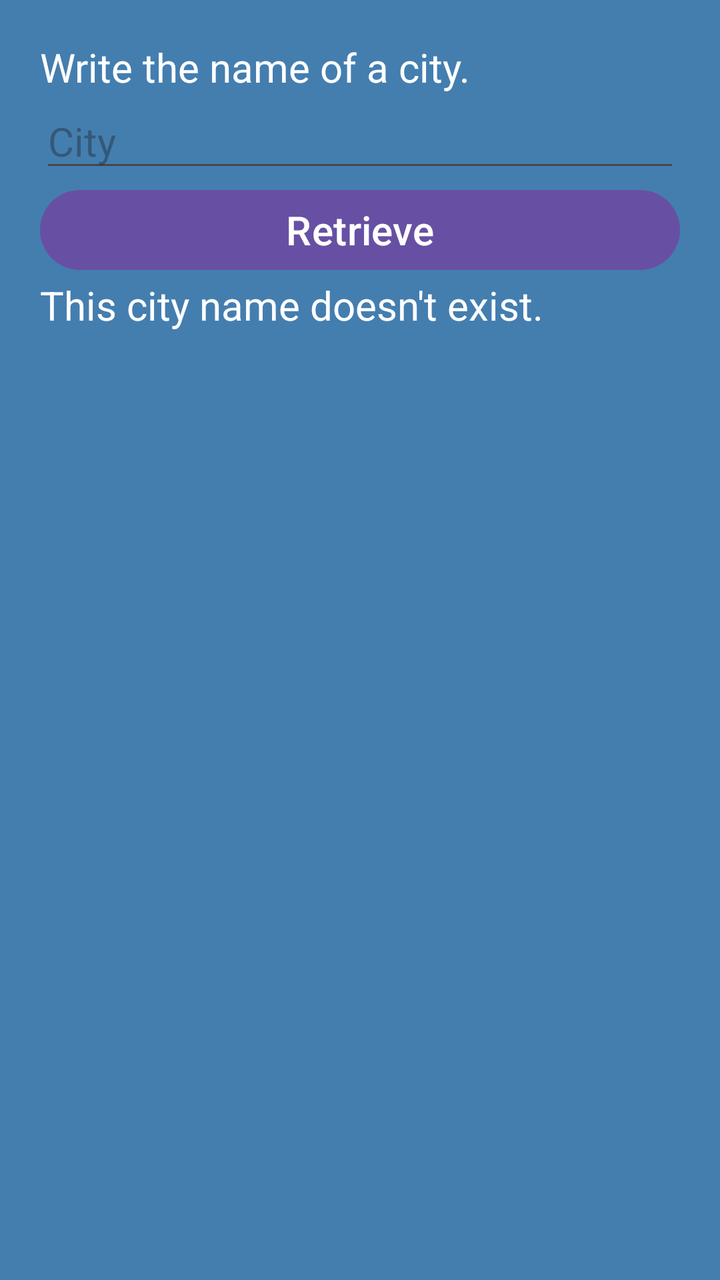
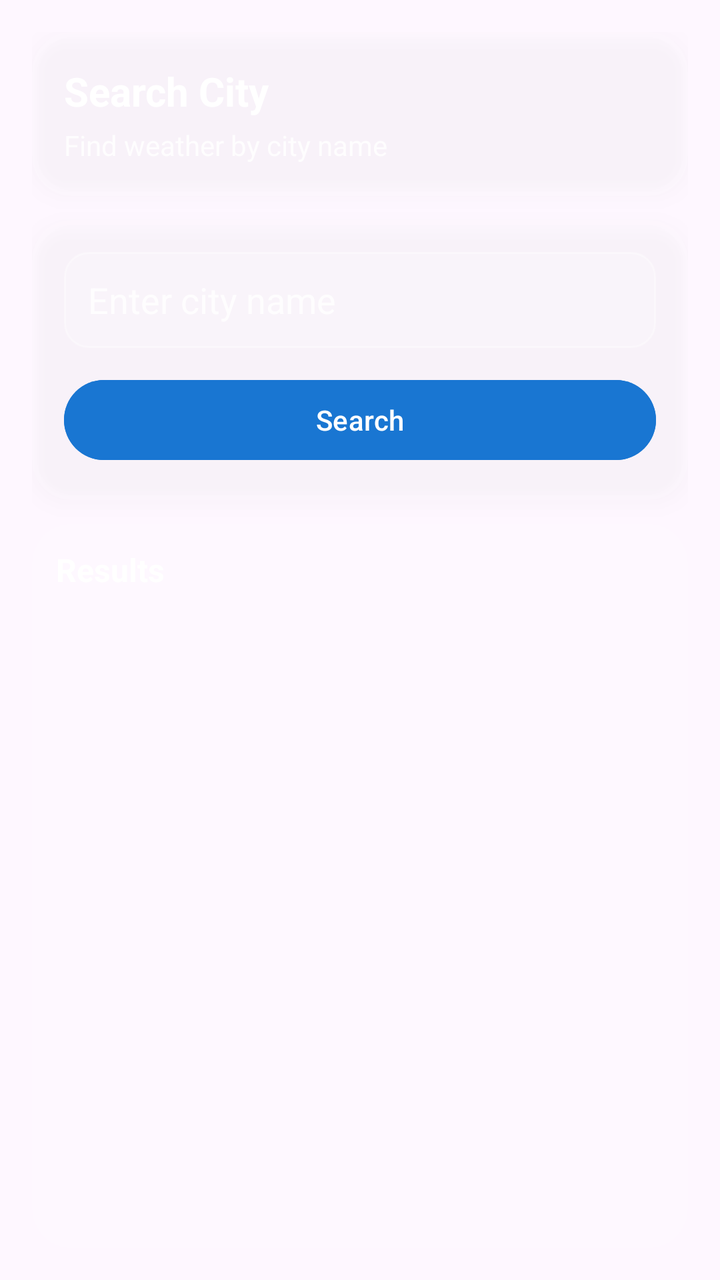

Compare the two renders of this Android layout. The source of the first and the diff that turns it into the second are given below.
<!-- AndroidManifest.xml: application theme Theme.COMP30252 -->
<!-- res/layout/fragment_choose_city.xml -->
<?xml version="1.0" encoding="utf-8"?>
<layout xmlns:android="http://schemas.android.com/apk/res/android"
    xmlns:tools="http://schemas.android.com/tools">

    <LinearLayout
   
    android:layout_width="match_parent"
    android:layout_height="match_parent"
    android:background="#447eaf"
    android:orientation="vertical"
    android:padding="20sp"
    tools:context=".ChooseCityFragment">

    <TextView
        android:layout_width="wrap_content"
        android:layout_height="wrap_content"
        android:text="@string/choose_city_fragment"
        android:textColor="@color/white"
        android:textSize="20sp" />

    <EditText
        android:id="@+id/cityEditText"
        android:layout_width="match_parent"
        android:layout_height="wrap_content"
        android:ems="10"
        android:hint="@string/write_city_name"
        android:inputType="text"
        android:textColor="@color/white"
        android:textSize="20sp" />

    <Button
        android:id="@+id/retrieveCityOptionModelsButton"
        android:layout_width="match_parent"
        android:layout_height="wrap_content"
        android:text="@string/retrieve_city_options"
        android:textSize="20sp" />

    <TextView
        android:id="@+id/cityNotExistTextView"
        android:layout_width="match_parent"
        android:layout_height="wrap_content"
        android:text="@string/city_name_not_exist"
        android:textColor="@color/white"
        android:textSize="20sp" />

    <androidx.recyclerview.widget.RecyclerView
        android:id="@+id/recyclerView"
        android:layout_width="match_parent"
        android:layout_height="match_parent" />


</LinearLayout>

</layout>
<!-- resources referenced by this layout -->
<resources>
  <color name="white">#FFFFFFFF</color>
  <string name="choose_city_fragment">Write the name of a city.</string>
  <string name="city_name_not_exist">This city name doesn\'t exist.</string>
  <string name="retrieve_city_options">Retrieve</string>
  <string name="write_city_name">City</string>
  <style name="Theme.COMP30252" parent="Base.Theme.COMP30252" />
  <style name="Base.Theme.COMP30252" parent="Theme.Material3.DayNight.NoActionBar">
          
          
      </style>
</resources>

<!-- the commit's change to res/layout/fragment_choose_city.xml (unified diff, before → after) -->
@@ -1,54 +1,106 @@
 <?xml version="1.0" encoding="utf-8"?>
-<layout xmlns:android="http://schemas.android.com/apk/res/android"
-    xmlns:tools="http://schemas.android.com/tools">
+<layout xmlns:android="http://schemas.android.com/apk/res/android">
 
     <LinearLayout
-   
-    android:layout_width="match_parent"
-    android:layout_height="match_parent"
-    android:background="#447eaf"
-    android:orientation="vertical"
-    android:padding="20sp"
-    tools:context=".ChooseCityFragment">
+        android:layout_width="match_parent"
+        android:layout_height="match_parent"
+        android:orientation="vertical"
+        android:padding="16dp">
 
-    <TextView
-        android:layout_width="wrap_content"
-        android:layout_height="wrap_content"
-        android:text="@string/choose_city_fragment"
-        android:textColor="@color/white"
-        android:textSize="20sp" />
+        
+        <LinearLayout
+            android:layout_width="match_parent"
+            android:layout_height="wrap_content"
+            android:background="@drawable/glass_card"
+            android:padding="16dp"
+            android:orientation="vertical"
+            android:elevation="6dp"
+            android:layout_marginBottom="12dp">
 
-    <EditText
-        android:id="@+id/cityEditText"
-        android:layout_width="match_parent"
-        android:layout_height="wrap_content"
-        android:ems="10"
-        android:hint="@string/write_city_name"
-        android:inputType="text"
-        android:textColor="@color/white"
-        android:textSize="20sp" />
+            <TextView
+                android:layout_width="wrap_content"
+                android:layout_height="wrap_content"
+                android:text="Search City"
+                android:textSize="20sp"
+                android:textStyle="bold"
+                android:textColor="@android:color/white"/>
 
-    <Button
-        android:id="@+id/retrieveCityOptionModelsButton"
-        android:layout_width="match_parent"
-        android:layout_height="wrap_content"
-        android:text="@string/retrieve_city_options"
-        android:textSize="20sp" />
+            <TextView
+                android:layout_width="wrap_content"
+                android:layout_height="wrap_content"
+                android:text="Find weather by city name"
+                android:textSize="14sp"
+                android:textColor="#CCFFFFFF"
+                android:layout_marginTop="4dp"/>
+        </LinearLayout>
 
-    <TextView
-        android:id="@+id/cityNotExistTextView"
-        android:layout_width="match_parent"
-        android:layout_height="wrap_content"
-        android:text="@string/city_name_not_exist"
-        android:textColor="@color/white"
-        android:textSize="20sp" />
+        
+        <LinearLayout
+            android:layout_width="match_parent"
+            android:layout_height="wrap_content"
+            android:background="@drawable/glass_card"
+            android:padding="16dp"
+            android:orientation="vertical"
+            android:elevation="6dp">
 
-    <androidx.recyclerview.widget.RecyclerView
-        android:id="@+id/recyclerView"
-        android:layout_width="match_parent"
-        android:layout_height="match_parent" />
+            <EditText
+                android:id="@+id/cityEditText"
+                android:layout_width="match_parent"
+                android:layout_height="48dp"
+                android:hint="Enter city name"
+                android:textColor="@android:color/white"
+                android:textColorHint="#CCFFFFFF"
+                android:background="@drawable/edittext_glass"
+                android:padding="12dp"
+                android:layout_marginBottom="12dp"/>
+            <Button
+                android:id="@+id/retrieveCityOptionModelsButton"
+                android:layout_width="match_parent"
+                android:layout_height="48dp"
+                android:text="Search"
+                android:textAllCaps="false"
+                android:textColor="@android:color/white"
+                android:backgroundTint="#1976D2"/>
+        </LinearLayout>
 
+        
+        <TextView
+            android:id="@+id/cityNotExistTextView"
+            android:layout_width="match_parent"
+            android:layout_height="wrap_content"
+            android:text="@string/city_name_not_exist"
+            android:textColor="#FF6B6B"
+            android:textSize="14sp"
+            android:gravity="center"
+            android:layout_marginTop="12dp"
+            android:visibility="gone"/>
 
-</LinearLayout>
+        
+        <LinearLayout
+            android:layout_width="match_parent"
+            android:layout_height="0dp"
+            android:layout_weight="1"
+            android:orientation="vertical"
+            android:background="@drawable/glass_card"
+            android:padding="12dp"
+            android:layout_marginTop="12dp">
+
+            <TextView
+                android:layout_width="wrap_content"
+                android:layout_height="wrap_content"
+                android:text="Results"
+                android:textSize="16sp"
+                android:textStyle="bold"
+                android:textColor="@android:color/white"
+                android:layout_marginBottom="8dp"/>
+
+            
+            <androidx.recyclerview.widget.RecyclerView
+                android:id="@+id/recyclerView"
+                android:layout_width="match_parent"
+                android:layout_height="match_parent"/>
+        </LinearLayout>
+
+    </LinearLayout>
 
 </layout>
<!-- resource entries referenced after the edit -->
@@ -1,10 +1,19 @@
 <!-- resources referenced by this layout -->
 <resources>
-  <color name="white">#FFFFFFFF</color>
-  <string name="choose_city_fragment">Write the name of a city.</string>
+  <!-- drawable edittext_glass (drawable) -->
+  <shape xmlns:android="http://schemas.android.com/apk/res/android">
+      <solid android:color="#22FFFFFF"/>
+      <corners android:radius="12dp"/>
+      <stroke
+          android:width="1dp"
+          android:color="#55FFFFFF"/>
+  </shape>
+  <!-- drawable glass_card (drawable) -->
+  <shape xmlns:android="http://schemas.android.com/apk/res/android">
+      <solid android:color="#22FFFFFF"/>
+      <corners android:radius="20dp"/>
+  </shape>
   <string name="city_name_not_exist">This city name doesn\'t exist.</string>
-  <string name="retrieve_city_options">Retrieve</string>
-  <string name="write_city_name">City</string>
   <style name="Theme.COMP30252" parent="Base.Theme.COMP30252" />
   <style name="Base.Theme.COMP30252" parent="Theme.Material3.DayNight.NoActionBar">
           
